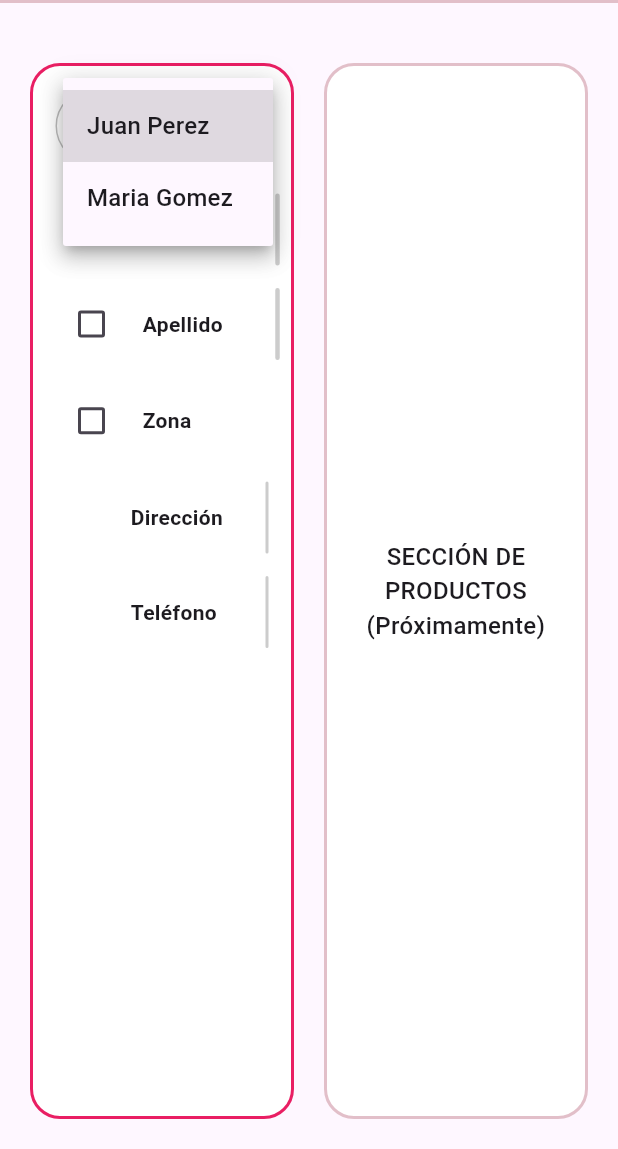
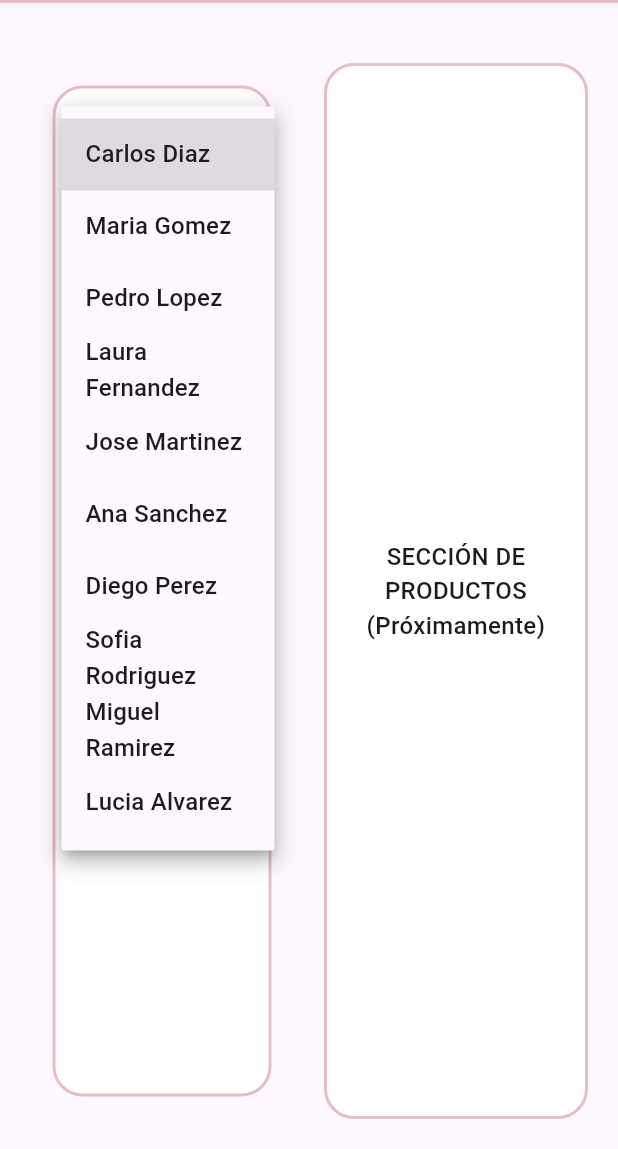
Before and after one commit to jnahuel-developer/valen_market_admin, a Flutter app: the WebFichasScreen screen opened by its route, after a tap on "Seleccionar cliente", on a phone screen of 412 x 824 dp, the part 87-1236 px from its top. Run offline on Flutter 3.47's test engine with Material 3 defaults, Android fonts, the phone set to English and light mode, and no system bars; our stand-ins replace cloud_firestore, firebase_auth, firebase_core, flutter_secure_storage, flutter_svg, google_sign_in and 3 more; missing offline and left inert: dart:js_interop, googleapis; accounts and stored records are empty.

Commit message:
mod0011 - Se agrega parte de la funcionalidad probada con un mock de clientes

```diff
--- a/lib/constants/app_colors.dart
+++ b/lib/constants/app_colors.dart
@@ -31,7 +31,11 @@ class WebColors {
   static const Color plataClara = Color(0xFFEEEEEE);
   static const Color plataOscura = Color(0xFFD0D0D0);
 
-  static const bordeNegro = Colors.black;
+  static const Negro = Colors.black;
+
+  static const bordeNegro = Negro;
   static const bordeGrisClaro = Color(0xFFCCCCCC);
   static const blanco = Colors.white;
+
+  static const checkboxMorado = Color(0xFF8E24AA); // Morado
 }
--- /dev/null
+++ b/lib/constants/clientes_mock.dart
@@ -0,0 +1,72 @@
+final List<Map<String, String>> clientesMock = [
+  {
+    'nombre': 'Carlos',
+    'apellido': 'Diaz',
+    'zona': 'Norte',
+    'direccion': 'Calle 1',
+    'telefono': '111-1111'
+  },
+  {
+    'nombre': 'Maria',
+    'apellido': 'Gomez',
+    'zona': 'Sur',
+    'direccion': 'Calle 2',
+    'telefono': '222-2222'
+  },
+  {
+    'nombre': 'Pedro',
+    'apellido': 'Lopez',
+    'zona': 'Este',
+    'direccion': 'Calle 3',
+    'telefono': '333-3333'
+  },
+  {
+    'nombre': 'Laura',
+    'apellido': 'Fernandez',
+    'zona': 'Oeste',
+    'direccion': 'Calle 4',
+    'telefono': '444-4444'
+  },
+  {
+    'nombre': 'Jose',
+    'apellido': 'Martinez',
+    'zona': 'Norte',
+    'direccion': 'Calle 5',
+    'telefono': '555-5555'
+  },
+  {
+    'nombre': 'Ana',
+    'apellido': 'Sanchez',
+    'zona': 'Sur',
+    'direccion': 'Calle 6',
+    'telefono': '666-6666'
+  },
+  {
+    'nombre': 'Diego',
+    'apellido': 'Perez',
+    'zona': 'Este',
+    'direccion': 'Calle 7',
+    'telefono': '777-7777'
+  },
+  {
+    'nombre': 'Sofia',
+    'apellido': 'Rodriguez',
+    'zona': 'Oeste',
+    'direccion': 'Calle 8',
+    'telefono': '888-8888'
+  },
+  {
+    'nombre': 'Miguel',
+    'apellido': 'Ramirez',
+    'zona': 'Norte',
+    'direccion': 'Calle 9',
+    'telefono': '999-9999'
+  },
+  {
+    'nombre': 'Lucia',
+    'apellido': 'Alvarez',
+    'zona': 'Sur',
+    'direccion': 'Calle 10',
+    'telefono': '000-0000'
+  },
+];
--- /dev/null
+++ b/lib/constants/zonas_disponibles.dart
@@ -0,0 +1,13 @@
+/// Lista de zonas disponibles en el sistema
+const List<String> zonasDisponibles = [
+  'Zona A',
+  'Zona B',
+  'Zona C',
+  'Zona D',
+  'Zona E',
+  'Zona F',
+  'Zona G',
+  'Zona H',
+  'Zona I',
+  'Zona J',
+];
--- a/lib/web_flow/widgets/custom_web_campo_con_checkbox_dropdown.dart
+++ b/lib/web_flow/widgets/custom_web_campo_con_checkbox_dropdown.dart
@@ -1,80 +1,78 @@
 import 'package:flutter/material.dart';
 import 'package:valen_market_admin/constants/app_colors.dart';
 
-class CustomWebCampoConCheckboxDropdown extends StatefulWidget {
+class CustomWebCampoConCheckboxDropdown extends StatelessWidget {
   final String label;
+  final List<String> options;
+  final String? selectedOption;
+  final bool isEditable;
+  final ValueChanged<bool> onCheckboxChanged;
+  final ValueChanged<String?> onChanged;
 
   const CustomWebCampoConCheckboxDropdown({
     super.key,
     required this.label,
+    required this.options,
+    required this.selectedOption,
+    required this.isEditable,
+    required this.onCheckboxChanged,
+    required this.onChanged,
   });
 
   @override
-  State<CustomWebCampoConCheckboxDropdown> createState() =>
-      _CustomWebCampoConCheckboxDropdownState();
-}
-
-class _CustomWebCampoConCheckboxDropdownState
-    extends State<CustomWebCampoConCheckboxDropdown> {
-  bool editable = false;
-  String? selectedValue;
-
-  final List<String> zonas = ['Norte', 'Sur', 'Este', 'Oeste'];
-
-  @override
   Widget build(BuildContext context) {
-    final borderColor =
-        editable ? WebColors.bordeNegro : WebColors.bordeGrisClaro;
-    final fontStyle = editable ? FontStyle.normal : FontStyle.italic;
-
     return Row(
       children: [
         Checkbox(
-          value: editable,
-          onChanged: (val) {
-            setState(() {
-              editable = val ?? false;
-            });
+          value: isEditable,
+          onChanged: (bool? newValue) {
+            if (newValue != null) onCheckboxChanged(newValue);
           },
+          activeColor: WebColors.checkboxMorado,
         ),
-        const SizedBox(width: 10),
-        SizedBox(
-          width: 80,
-          child: Text(
-            widget.label,
-            style: const TextStyle(fontWeight: FontWeight.bold),
+        Text(
+          label,
+          style: const TextStyle(
+            fontWeight: FontWeight.w500,
+            fontSize: 14,
           ),
         ),
         const SizedBox(width: 10),
         Expanded(
           child: Container(
+            padding: const EdgeInsets.symmetric(horizontal: 12),
             decoration: BoxDecoration(
-              border: Border.all(color: borderColor, width: 1.5),
-              borderRadius: BorderRadius.circular(30),
-              color: WebColors.blanco,
+              border: Border.all(
+                color: isEditable ? WebColors.Negro : WebColors.bordeGrisClaro,
+              ),
+              borderRadius: BorderRadius.circular(20),
             ),
-            padding: const EdgeInsets.symmetric(horizontal: 15),
             child: DropdownButton<String>(
-              value: selectedValue,
+              isExpanded: true,
+              value: selectedOption,
+              onChanged: isEditable ? onChanged : null,
+              underline: const SizedBox(),
+              iconEnabledColor:
+                  isEditable ? WebColors.Negro : WebColors.bordeGrisClaro,
+              style: TextStyle(
+                fontStyle: isEditable ? FontStyle.normal : FontStyle.italic,
+                color: WebColors.Negro,
+                fontSize: 14,
+              ),
               hint: Text(
-                'Seleccionar ${widget.label.toLowerCase()}',
-                style: TextStyle(fontStyle: fontStyle),
+                'Seleccionar zona',
+                style: TextStyle(
+                  fontStyle: FontStyle.italic,
+                  color: WebColors.bordeGrisClaro,
+                  fontSize: 14,
+                ),
               ),
-              isExpanded: true,
-              underline: const SizedBox(),
-              items: zonas.map((zona) {
+              items: options.map((zona) {
                 return DropdownMenuItem<String>(
                   value: zona,
                   child: Text(zona),
                 );
               }).toList(),
-              onChanged: editable
-                  ? (val) {
-                      setState(() {
-                        selectedValue = val;
-                      });
-                    }
-                  : null,
             ),
           ),
         ),
--- a/lib/web_flow/widgets/custom_web_campo_con_checkbox_textfield.dart
+++ b/lib/web_flow/widgets/custom_web_campo_con_checkbox_textfield.dart
@@ -1,70 +1,63 @@
 import 'package:flutter/material.dart';
 import 'package:valen_market_admin/constants/app_colors.dart';
 
-class CustomWebCampoConCheckboxTextField extends StatefulWidget {
+class CustomWebCampoConCheckboxTextField extends StatelessWidget {
   final String label;
+  final TextEditingController controller;
+  final bool isEditable;
+  final ValueChanged<bool> onCheckboxChanged;
 
   const CustomWebCampoConCheckboxTextField({
     super.key,
     required this.label,
+    required this.controller,
+    required this.isEditable,
+    required this.onCheckboxChanged,
   });
 
   @override
-  State<CustomWebCampoConCheckboxTextField> createState() =>
-      _CustomWebCampoConCheckboxTextFieldState();
-}
-
-class _CustomWebCampoConCheckboxTextFieldState
-    extends State<CustomWebCampoConCheckboxTextField> {
-  bool editable = false;
-  final TextEditingController controller = TextEditingController();
-
-  @override
   Widget build(BuildContext context) {
-    final borderColor =
-        editable ? WebColors.bordeNegro : WebColors.bordeGrisClaro;
-    final fontStyle = editable ? FontStyle.normal : FontStyle.italic;
-
     return Row(
       children: [
         Checkbox(
-          value: editable,
-          onChanged: (val) {
-            setState(() {
-              editable = val ?? false;
-            });
+          value: isEditable,
+          onChanged: (bool? newValue) {
+            if (newValue != null) onCheckboxChanged(newValue);
           },
+          activeColor: WebColors.checkboxMorado,
         ),
-        const SizedBox(width: 10),
-        SizedBox(
-          width: 80,
-          child: Text(
-            widget.label,
-            style: const TextStyle(fontWeight: FontWeight.bold),
+        Text(
+          label,
+          style: const TextStyle(
+            fontWeight: FontWeight.w500,
+            fontSize: 14,
           ),
         ),
         const SizedBox(width: 10),
         Expanded(
           child: TextField(
             controller: controller,
-            enabled: editable,
-            style: TextStyle(fontStyle: fontStyle),
+            enabled: isEditable,
+            style: TextStyle(
+              fontStyle: isEditable ? FontStyle.normal : FontStyle.italic,
+              color: WebColors.Negro,
+              fontSize: 14,
+            ),
             decoration: InputDecoration(
-              filled: true,
-              fillColor: WebColors.blanco,
+              isDense: true,
               contentPadding:
                   const EdgeInsets.symmetric(horizontal: 15, vertical: 12),
               enabledBorder: OutlineInputBorder(
-                borderRadius: BorderRadius.circular(30),
-                borderSide: BorderSide(color: borderColor, width: 1.5),
+                borderRadius: BorderRadius.circular(20),
+                borderSide: BorderSide(color: WebColors.bordeGrisClaro),
+              ),
+              disabledBorder: OutlineInputBorder(
+                borderRadius: BorderRadius.circular(20),
+                borderSide: BorderSide(color: WebColors.bordeGrisClaro),
               ),
               focusedBorder: OutlineInputBorder(
-                borderRadius: BorderRadius.circular(30),
-                borderSide: BorderSide(color: borderColor, width: 2),
-              ),
-              disabledBorder: OutlineInputBorder(
-                borderRadius: BorderRadius.circular(30),
-                borderSide: BorderSide(color: borderColor, width: 1.5),
+                borderRadius: BorderRadius.circular(20),
+                borderSide: BorderSide(color: WebColors.Negro, width: 1.5),
               ),
             ),
           ),
--- a/lib/web_flow/widgets/custom_web_campo_sin_checkbox_textfield.dart
+++ b/lib/web_flow/widgets/custom_web_campo_sin_checkbox_textfield.dart
@@ -3,42 +3,45 @@ import 'package:valen_market_admin/constants/app_colors.dart';
 
 class CustomWebCampoSinCheckboxTextField extends StatelessWidget {
   final String label;
-  final TextEditingController controller = TextEditingController();
+  final TextEditingController controller;
 
-  CustomWebCampoSinCheckboxTextField({super.key, required this.label});
+  const CustomWebCampoSinCheckboxTextField({
+    super.key,
+    required this.label,
+    required this.controller,
+  });
 
   @override
   Widget build(BuildContext context) {
     return Row(
       children: [
-        const SizedBox(width: 50), // espacio reservado para el checkbox ausente
         SizedBox(
           width: 80,
           child: Text(
             label,
-            style: const TextStyle(fontWeight: FontWeight.bold),
+            style: const TextStyle(
+              fontWeight: FontWeight.w500,
+              fontSize: 14,
+            ),
           ),
         ),
         const SizedBox(width: 10),
         Expanded(
           child: TextField(
             controller: controller,
-            style: const TextStyle(fontStyle: FontStyle.italic),
             enabled: false,
+            style: const TextStyle(
+              fontStyle: FontStyle.italic,
+              color: WebColors.Negro,
+              fontSize: 14,
+            ),
             decoration: InputDecoration(
-              filled: true,
-              fillColor: WebColors.blanco,
+              isDense: true,
               contentPadding:
                   const EdgeInsets.symmetric(horizontal: 15, vertical: 12),
-              enabledBorder: OutlineInputBorder(
-                borderRadius: BorderRadius.circular(30),
-                borderSide:
-                    BorderSide(color: WebColors.bordeGrisClaro, width: 1.5),
-              ),
               disabledBorder: OutlineInputBorder(
-                borderRadius: BorderRadius.circular(30),
-                borderSide:
-                    BorderSide(color: WebColors.bordeGrisClaro, width: 1.5),
+                borderRadius: BorderRadius.circular(20),
+                borderSide: BorderSide(color: WebColors.bordeGrisClaro),
               ),
             ),
           ),
--- a/lib/web_flow/widgets/custom_web_cliente_section.dart
+++ b/lib/web_flow/widgets/custom_web_cliente_section.dart
@@ -1,7 +1,11 @@
 import 'package:flutter/material.dart';
+import 'package:valen_market_admin/Web_flow/widgets/custom_web_campo_con_checkbox_dropdown.dart';
 import 'package:valen_market_admin/Web_flow/widgets/custom_web_campo_con_checkbox_textfield.dart';
-import 'package:valen_market_admin/Web_flow/widgets/custom_web_campo_con_checkbox_dropdown.dart';
 import 'package:valen_market_admin/Web_flow/widgets/custom_web_campo_sin_checkbox_textfield.dart';
+import 'package:valen_market_admin/Web_flow/widgets/custom_web_dropdown_clientes.dart';
+import 'package:valen_market_admin/constants/app_colors.dart';
+import 'package:valen_market_admin/constants/clientes_mock.dart';
+import 'package:valen_market_admin/constants/zonas_disponibles.dart';
 
 class CustomWebClienteSection extends StatefulWidget {
   const CustomWebClienteSection({super.key});
@@ -13,80 +17,98 @@ class CustomWebClienteSection extends StatefulWidget {
 
 class _CustomWebClienteSectionState extends State<CustomWebClienteSection> {
   String? _clienteSeleccionado;
+  String? _zonaSeleccionada;
 
-  final List<Map<String, dynamic>> _clientes = [
-    {
-      'id': '1',
-      'nombre': 'Juan',
-      'apellido': 'Perez',
-      'zona': 'Norte',
-      'direccion': 'Calle Falsa 123',
-      'telefono': '123456789'
-    },
-    {
-      'id': '2',
-      'nombre': 'Maria',
-      'apellido': 'Gomez',
-      'zona': 'Sur',
-      'direccion': 'Av Siempre Viva 742',
-      'telefono': '987654321'
-    }
-  ];
+  final TextEditingController _nombreController = TextEditingController();
+  final TextEditingController _apellidoController = TextEditingController();
+  final TextEditingController _direccionController = TextEditingController();
+  final TextEditingController _telefonoController = TextEditingController();
+
+  bool _nombreEditable = false;
+  bool _apellidoEditable = false;
+  bool _zonaEditable = false;
 
   @override
   Widget build(BuildContext context) {
     return Container(
-      padding: const EdgeInsets.all(15),
+      margin: const EdgeInsets.all(15),
+      padding: const EdgeInsets.all(20),
       decoration: BoxDecoration(
-        color: Colors.white,
-        border: Border.all(color: Colors.pink, width: 2),
+        color: WebColors.blanco,
         borderRadius: BorderRadius.circular(20),
+        border: Border.all(color: WebColors.bordeRosa, width: 2),
       ),
       child: Column(
         crossAxisAlignment: CrossAxisAlignment.start,
         children: [
-          _buildDropdownClientes(),
+          CustomWebDropdownClientes(
+            clientes: clientesMock
+                .map((c) => '${c['nombre']} ${c['apellido']}')
+                .toList(),
+            clienteSeleccionado: _clienteSeleccionado,
+            onChanged: (value) {
+              setState(() {
+                _clienteSeleccionado = value;
+                final cliente = clientesMock.firstWhere(
+                  (c) => '${c['nombre']} ${c['apellido']}' == value,
+                  orElse: () => {},
+                );
+
+                _nombreController.text = cliente['nombre'] ?? '';
+                _apellidoController.text = cliente['apellido'] ?? '';
+                _zonaSeleccionada = cliente['zona'];
+                _direccionController.text = cliente['direccion'] ?? '';
+                _telefonoController.text = cliente['telefono'] ?? '';
+              });
+            },
+          ),
+          const SizedBox(height: 25),
+          CustomWebCampoConCheckboxTextField(
+            label: 'Nombre',
+            controller: _nombreController,
+            isEditable: _nombreEditable,
+            onCheckboxChanged: (value) {
+              setState(() => _nombreEditable = value);
+            },
+          ),
           const SizedBox(height: 20),
-          CustomWebCampoConCheckboxTextField(label: 'Nombre'),
-          const SizedBox(height: 15),
-          CustomWebCampoConCheckboxTextField(label: 'Apellido'),
-          const SizedBox(height: 15),
-          CustomWebCampoConCheckboxDropdown(label: 'Zona'),
-          const SizedBox(height: 15),
-          CustomWebCampoSinCheckboxTextField(label: 'Dirección'),
-          const SizedBox(height: 15),
-          CustomWebCampoSinCheckboxTextField(label: 'Teléfono'),
+          CustomWebCampoConCheckboxTextField(
+            label: 'Apellido',
+            controller: _apellidoController,
+            isEditable: _apellidoEditable,
+            onCheckboxChanged: (value) {
+              setState(() => _apellidoEditable = value);
+            },
+          ),
+          const SizedBox(height: 20),
+          CustomWebCampoConCheckboxDropdown(
+            label: 'Zona',
+            options: zonasDisponibles,
+            selectedOption: _zonaSeleccionada,
+            isEditable: _zonaEditable,
+            onCheckboxChanged: (value) {
+              setState(() {
+                _zonaEditable = value;
+              });
+            },
+            onChanged: (value) {
+              setState(() {
+                _zonaSeleccionada = value;
+              });
+            },
+          ),
+          const SizedBox(height: 20),
+          CustomWebCampoSinCheckboxTextField(
+            label: 'Dirección',
+            controller: _direccionController,
+          ),
+          const SizedBox(height: 20),
+          CustomWebCampoSinCheckboxTextField(
+            label: 'Teléfono',
+            controller: _telefonoController,
+          ),
         ],
       ),
     );
   }
-
-  Widget _buildDropdownClientes() {
-    return Container(
-      width: double.infinity,
-      padding: const EdgeInsets.symmetric(horizontal: 20),
-      decoration: BoxDecoration(
-        border: Border.all(color: Colors.grey.shade400),
-        borderRadius: BorderRadius.circular(30),
-        color: Colors.white,
-      ),
-      child: DropdownButton<String>(
-        isExpanded: true,
-        value: _clienteSeleccionado,
-        hint: const Text('Seleccionar cliente'),
-        underline: const SizedBox(),
-        items: _clientes.map((cliente) {
-          return DropdownMenuItem<String>(
-            value: cliente['id'],
-            child: Text('${cliente['nombre']} ${cliente['apellido']}'),
-          );
-        }).toList(),
-        onChanged: (value) {
-          setState(() {
-            _clienteSeleccionado = value;
-          });
-        },
-      ),
-    );
-  }
 }
--- /dev/null
+++ b/lib/web_flow/widgets/custom_web_dropdown_clientes.dart
@@ -0,0 +1,45 @@
+import 'package:flutter/material.dart';
+import 'package:valen_market_admin/constants/app_colors.dart';
+
+class CustomWebDropdownClientes extends StatelessWidget {
+  final List<String> clientes;
+  final String? clienteSeleccionado;
+  final ValueChanged<String?> onChanged;
+
+  const CustomWebDropdownClientes({
+    super.key,
+    required this.clientes,
+    required this.clienteSeleccionado,
+    required this.onChanged,
+  });
+
+  @override
+  Widget build(BuildContext context) {
+    return DropdownButtonFormField<String>(
+      value: clienteSeleccionado,
+      isExpanded: true,
+      decoration: InputDecoration(
+        hintText: 'Seleccionar cliente',
+        filled: true,
+        fillColor: WebColors.blanco,
+        contentPadding:
+            const EdgeInsets.symmetric(horizontal: 15, vertical: 12),
+        border: OutlineInputBorder(
+          borderRadius: BorderRadius.circular(30),
+          borderSide: BorderSide(color: WebColors.bordeGrisClaro, width: 1.5),
+        ),
+        enabledBorder: OutlineInputBorder(
+          borderRadius: BorderRadius.circular(30),
+          borderSide: BorderSide(color: WebColors.bordeGrisClaro, width: 1.5),
+        ),
+      ),
+      items: clientes
+          .map((cliente) => DropdownMenuItem<String>(
+                value: cliente,
+                child: Text(cliente),
+              ))
+          .toList(),
+      onChanged: onChanged,
+    );
+  }
+}
```
Also changed, not shown: 1 other file.
